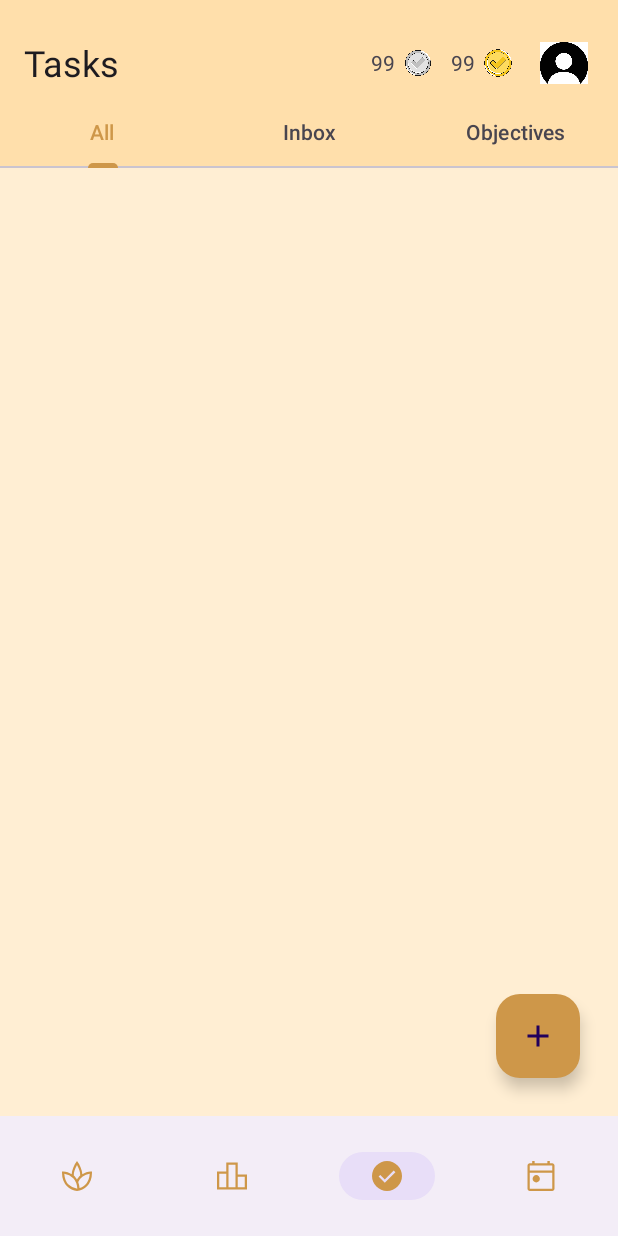
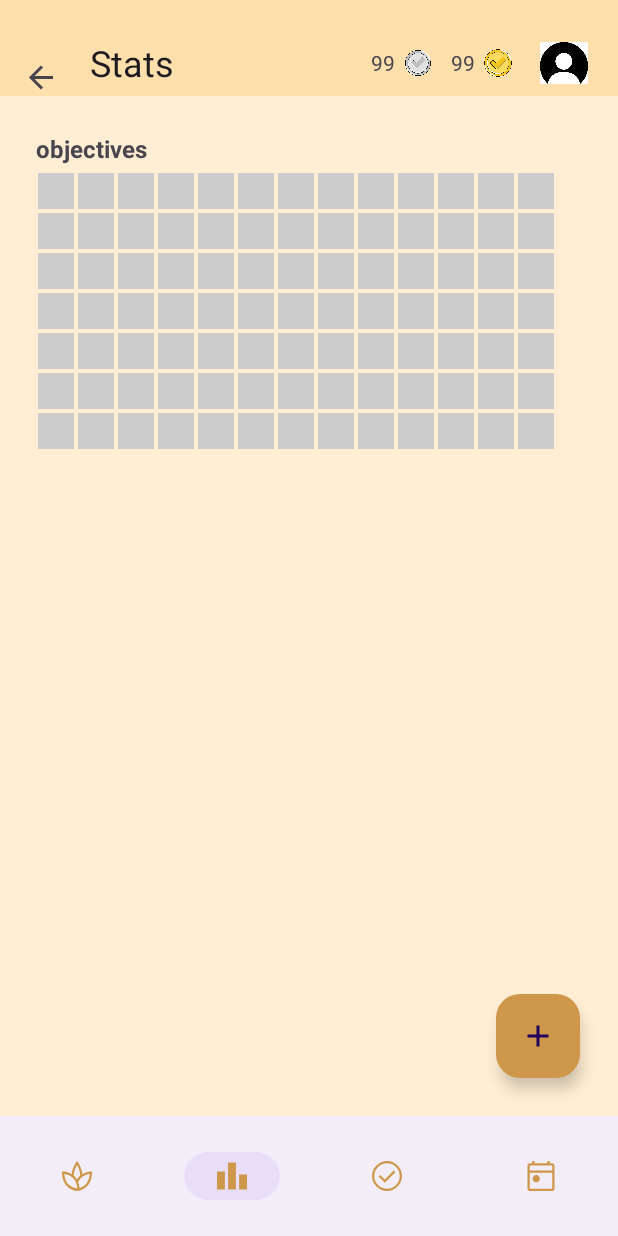
Before and after one commit to gsalvador209/LevelUP_Android, an Android app: the screen it shows after launch (MainActivity), item 2 of the bottom bar chosen, on a phone screen of 412 x 824 dp. Run offline under Robolectric (Android 15) with nearby library versions, the phone set to English and light mode, and no system bars; our stand-ins replace Room's generated code, navigation-ui.

Commit message:
fix: recover deleted stats graph

```diff
--- a/app/src/main/res/navigation/nav_graph.xml
+++ b/app/src/main/res/navigation/nav_graph.xml
@@ -41,4 +41,8 @@
             android:id="@+id/action_storeFragment_to_spaceHomeFragment"
             app:destination="@id/spaceHomeFragment" />
     </fragment>
+    <fragment
+        android:id="@+id/statsFragment"
+        android:name="com.tanucode.levelup.ui.stats.StatsFragment"
+        android:label="Stats" />
 </navigation>
```
